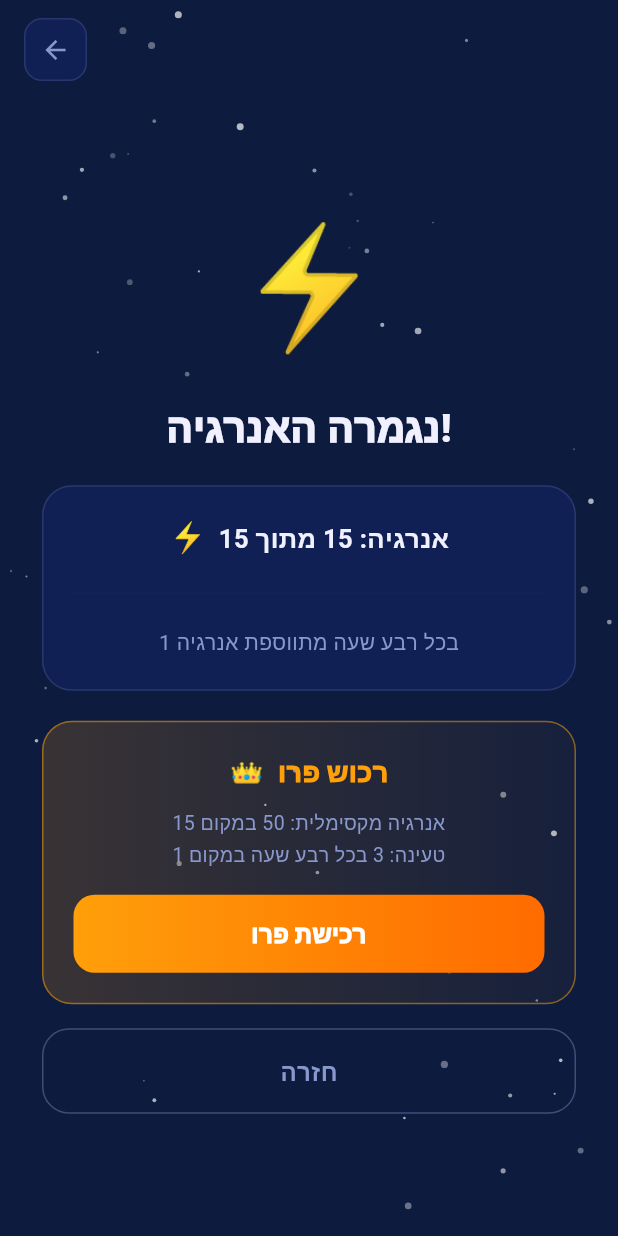
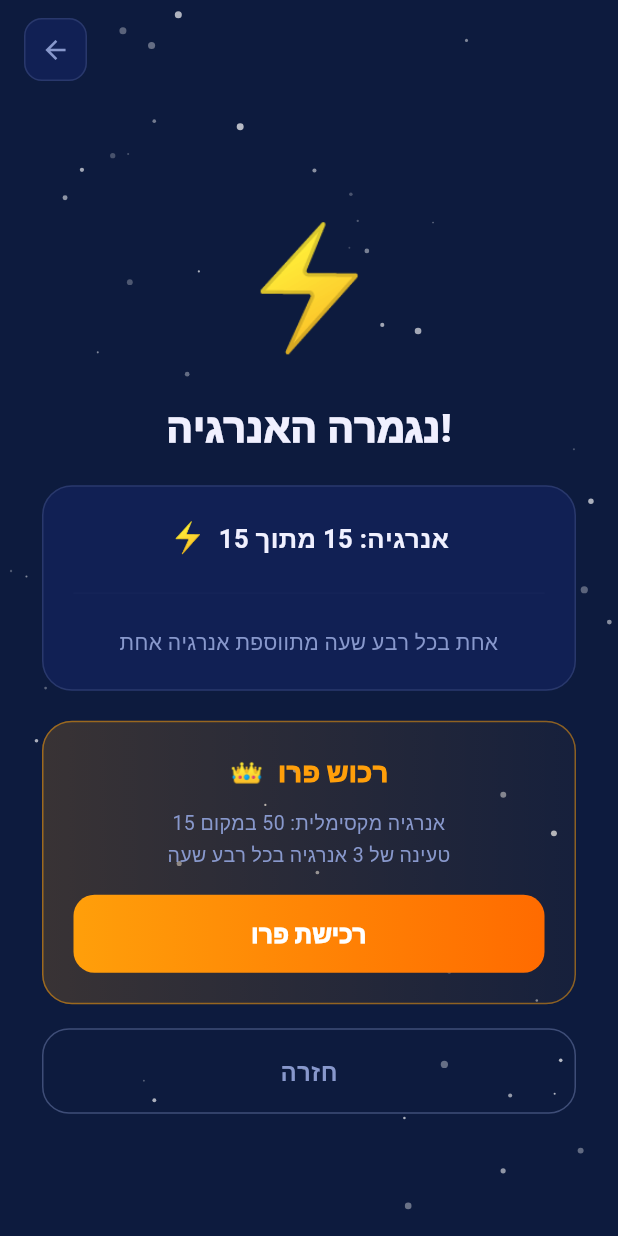
Before and after one commit to ShmuelBenHorin/yadaan, a Flutter app: the NoEnergyScreen screen opened directly, on a phone screen of 412 x 824 dp. Run offline on Flutter 3.47's test engine with Material 3 defaults, Android fonts, the phone set to English and light mode, and no system bars; our stand-ins replace audioplayers, google_mobile_ads, shared_preferences; missing offline and left inert: dart:js, purchases_flutter; accounts and stored records are empty.

Commit message:
Fix energy description text wording

```diff
--- a/lib/main.dart
+++ b/lib/main.dart
@@ -1622,7 +1622,7 @@ class _NES extends State<NoEnergyScreen> with SingleTickerProviderStateMixin {
               const Divider(color:Color(0x222A3A6E)),
               const SizedBox(height:14),
               Text(
-                'בכל רבע שעה מתווספת אנרגיה ${isPro?Cfg.energyRechargeAmtPro:Cfg.energyRechargeAmt}',
+                isPro ? 'טעינה של 3 אנרגיה בכל רבע שעה' : 'אחת בכל רבע שעה מתווספת אנרגיה אחת',
                 textAlign:TextAlign.center,
                 style:const TextStyle(color:Pal.ts,fontSize:14,height:1.5)),
               if(e.label.isNotEmpty)...[
@@ -1649,7 +1649,7 @@ class _NES extends State<NoEnergyScreen> with SingleTickerProviderStateMixin {
                   style:TextStyle(color:Pal.premium,fontSize:18,fontWeight:FontWeight.w900)),
                 const SizedBox(height:10),
                 Text(
-                  'אנרגיה מקסימלית: 50 במקום 15\nטעינה: ${Cfg.energyRechargeAmtPro} בכל רבע שעה במקום ${Cfg.energyRechargeAmt}',
+                  'אנרגיה מקסימלית: 50 במקום 15\nטעינה של 3 אנרגיה בכל רבע שעה',
                   textAlign:TextAlign.center,
                   style:const TextStyle(color:Pal.ts,fontSize:13,height:1.6)),
                 const SizedBox(height:16),
```
